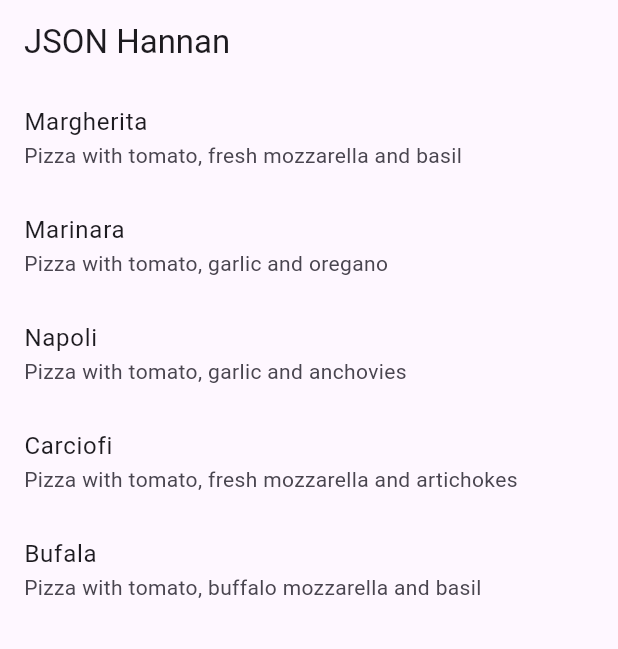
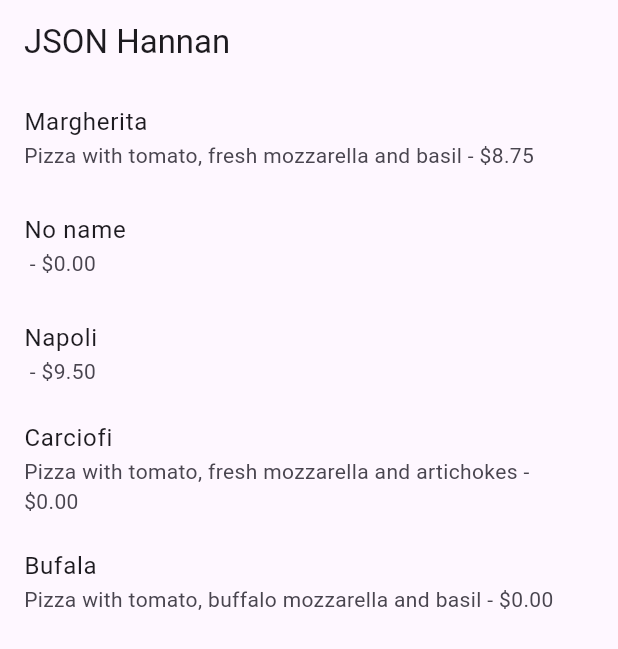
Before and after one commit to adfhsjt/MOBILE_3F_02, a Flutter app: the screen it shows after launch, on a phone screen of 412 x 824 dp. Shown: the top 649 px of the screen. Run offline on Flutter 3.47's test engine with Material 3 defaults, Android fonts, the phone set to English and light mode, and no system bars.

Commit message:
W13: Jawaban Soal 4

```diff
--- a/src/store_hannan/assets/pizzalist.json
+++ b/src/store_hannan/assets/pizzalist.json
@@ -7,16 +7,11 @@
       "imageUrl": "images/margherita.png"
     },
     {
-      "id": 2,
-      "pizzaName": "Marinara",
-      "description": "Pizza with tomato, garlic and oregano",
-      "price": 7.50,
-      "imageUrl": "images/marinara.png"
+      "id": 2
     },
     {
       "id": 3,
       "pizzaName": "Napoli",
-      "description": "Pizza with tomato, garlic and anchovies",
       "price": 9.50,
       "imageUrl": "images/marinara.png"
     },
@@ -24,14 +19,12 @@
       "id": 4,
       "pizzaName": "Carciofi",
       "description": "Pizza with tomato, fresh mozzarella and artichokes",
-      "price": 8.80,
       "imageUrl": "images/marinara.png"
     },
     {
       "id": 5,
       "pizzaName": "Bufala",
       "description": "Pizza with tomato, buffalo mozzarella and basil",
-      "price": 12.50,
       "imageUrl": "images/marinara.png"
     }
 ]
--- a/src/store_hannan/lib/main.dart
+++ b/src/store_hannan/lib/main.dart
@@ -37,7 +37,7 @@ class _MyHomePageState extends State<MyHomePage> {
         itemBuilder: (context, index) {
           return ListTile(
             title: Text(myPizzas[index].pizzaName),
-            subtitle: Text(myPizzas[index].description),
+            subtitle: Text(myPizzas[index].description + ' - \$${myPizzas[index].price.toStringAsFixed(2)}'),
           );
         },
       ),
@@ -61,6 +61,8 @@ class _MyHomePageState extends State<MyHomePage> {
       Pizza myPizza = Pizza.fromJson(pizza);
       myPizzas.add(myPizza);
     }
+    String json = convertToJSON(myPizzas);
+    print(json);
     return myPizzas;
   }
 
@@ -73,4 +75,8 @@ class _MyHomePageState extends State<MyHomePage> {
       });
     });
   }
+
+  String convertToJSON(List<Pizza> pizzas) {
+    return jsonEncode(pizzas.map((pizza) => jsonEncode(pizza)).toList());
+  }
 }
--- a/src/store_hannan/lib/model/pizza.dart
+++ b/src/store_hannan/lib/model/pizza.dart
@@ -6,9 +6,19 @@ class Pizza {
   final String imageUrl;
 
   Pizza.fromJson(Map<String, dynamic> json)
-    : id = json['id'],
-      pizzaName = json['pizzaName'],
-      description = json['description'],
-      price = json['price'].toDouble(),
-      imageUrl = json['imageUrl'];
+    : id = int.tryParse(json['id'].toString()) ?? 0,
+      pizzaName = json['pizzaName'] != null ? json['pizzaName'].toString() : 'No name',
+      description = json['description'] != null ? json['description'].toString() : '',
+      price = double.tryParse(json['price'].toString()) ?? 0,
+      imageUrl = json['imageUrl'] ?? '';
+
+  Map<String, dynamic> toJson() {
+    return {
+      'id': id,
+      'pizzaName': pizzaName,
+      'description': description,
+      'price': price,
+      'imageUrl': imageUrl,
+    };
+  }
 }
```
Also changed, not shown: img/s-3-1.png (added), img/s-4.png (added), 1 other file.
